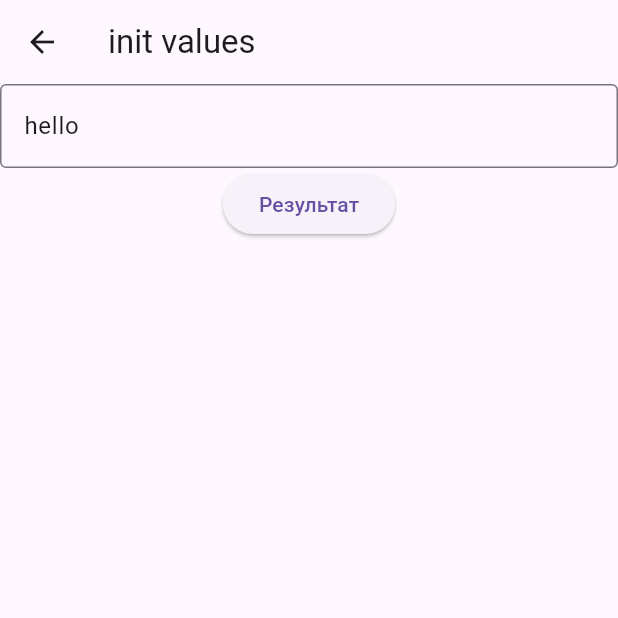
After one commit to Kotelnikovekb/go_form, a Flutter app: the screen it shows after launch, after a tap on "Init values", on a phone screen of 412 x 824 dp, the top half of it. The commit adds this screen. Run offline on Flutter 3.47's test engine with Material 3 defaults, Android fonts, the phone set to English and light mode, and no system bars; our stand-ins replace mask_text_input_formatter.

Commit message:
## [0.2.3] - 2024-12-04 ### Fixes - Fixed issue with `initialValue` in the widget.

```diff
--- a/example/lib/forms/login_form.dart
+++ b/example/lib/forms/login_form.dart
@@ -21,7 +21,7 @@ class _LoginFormState extends State<LoginForm> {
         DynamicForm(
           fields: [
             GoTextInput(
-              name: 'text',
+              name: 'email',
               label: 'Email',
               validator: (val) {
                 if (val == null || val.isEmpty) {
@@ -31,7 +31,7 @@ class _LoginFormState extends State<LoginForm> {
               },
             ),
             GoPasswordInput(
-              name: 'text',
+              name: 'password',
               label: 'Password',
               validator: (val) {
                 if (val == null || val.isEmpty) {
--- a/example/lib/inputs/go_dynamic_input.dart
+++ b/example/lib/inputs/go_dynamic_input.dart
@@ -4,7 +4,7 @@ import 'package:go_form/go_form.dart';
 
 class GoDynamicInput extends FormFieldModelBase<String>{
   final String label;
-  GoDynamicInput( {required super.name, super.validator,required this.label,});
+  GoDynamicInput( {required super.name, super.validator,required this.label,super.initialValue });
 
   @override
   Widget build(BuildContext context, FieldController<String> controller) {
--- a/example/lib/pages/home_page.dart
+++ b/example/lib/pages/home_page.dart
@@ -3,6 +3,7 @@ import 'package:flutter/material.dart';
 import '../forms/forms.dart';
 import 'dynamic_actions_page.dart';
 import 'form_page.dart';
+import 'init_values_page.dart';
 
 class HomePage extends StatefulWidget {
   const HomePage({super.key});
@@ -64,6 +65,19 @@ class _HomePageState extends State<HomePage> {
             child: Text('Dynamic Actions'),
 
           ),
+
+          ElevatedButton(
+            onPressed: () {
+              Navigator.push(
+                context,
+                MaterialPageRoute(
+                  builder: (context) => InitValuesPage(),
+                ),
+              );
+            },
+            child: Text('Init values'),
+
+          ),
         ],
       ),
     );
--- /dev/null
+++ b/example/lib/pages/init_values_page.dart
@@ -0,0 +1,54 @@
+import 'package:flutter/material.dart';
+import 'package:go_form/go_form.dart';
+
+import '../inputs/go_dynamic_input.dart';
+
+class InitValuesPage extends StatefulWidget {
+  const InitValuesPage({super.key});
+
+  @override
+  State<InitValuesPage> createState() => _InitValuesPageState();
+}
+
+class _InitValuesPageState extends State<InitValuesPage> {
+  final _formController = FormController();
+
+  @override
+  Widget build(BuildContext context) {
+    return Scaffold(
+      appBar: AppBar(
+        title: Text('init values'),
+      ),
+      body: Column(
+        children: [
+          DynamicForm(
+            fields: [
+              GoDynamicInput(
+                name: 'text',
+                label: 'Email',
+                validator: (val) {
+                  if (val == null || val.isEmpty) {
+                    return 'Согласись';
+                  }
+                  return null;
+                },
+                initialValue: 'hello'
+              )
+            ],
+            controller: _formController,
+          ),
+          ElevatedButton(
+            onPressed: () {
+              if (!_formController.validate()) {
+                return;
+              }
+              print('${_formController.getValues()}');
+            },
+            child: Text('Результат'),
+          ),
+
+        ],
+      ),
+    );
+  }
+}
--- a/lib/src/controllers/field_controller.dart
+++ b/lib/src/controllers/field_controller.dart
@@ -11,7 +11,7 @@ class FieldController<T> extends ChangeNotifier {
 
   FieldController({
     T? initialValue,
-    String? Function(dynamic)? validator,
+    String? Function(T?)? validator,
   }) : _valueNotifier = ValueNotifier(
           FormFieldData<T?>(
             initialValue: initialValue,
--- a/lib/src/controllers/form_controller.dart
+++ b/lib/src/controllers/form_controller.dart
@@ -25,7 +25,7 @@ class FormController {
   FieldController<T> addTextField<T>({
     required String name,
     T? initialValue,
-    String? Function(dynamic)? validator,
+    String? Function(T?)? validator,
   }) {
     if (!_fields.containsKey(name)) {
       _fields[name] = FieldController<T>(
--- a/lib/src/domain/form_field_model_base.dart
+++ b/lib/src/domain/form_field_model_base.dart
@@ -5,7 +5,7 @@ import '../../go_form.dart';
 abstract class FormFieldModelBase<T> {
   final String name;
   final T? initialValue;
-  final String? Function(dynamic)? validator;
+  final String? Function(T?)? validator;
 
   FormFieldModelBase({
     required this.name,
--- a/lib/src/domain/from_field_data.dart
+++ b/lib/src/domain/from_field_data.dart
@@ -4,7 +4,7 @@ class FormFieldData<T> {
   final ValueNotifier<T?> value;
   String? error;
   final FocusNode focusNode;
-  final String? Function(dynamic value)? validator;
+  final String? Function(T? value)? validator;
 
   FormFieldData({
     T? initialValue,
```
Also changed, not shown: example/pubspec.lock, 2 other files.
